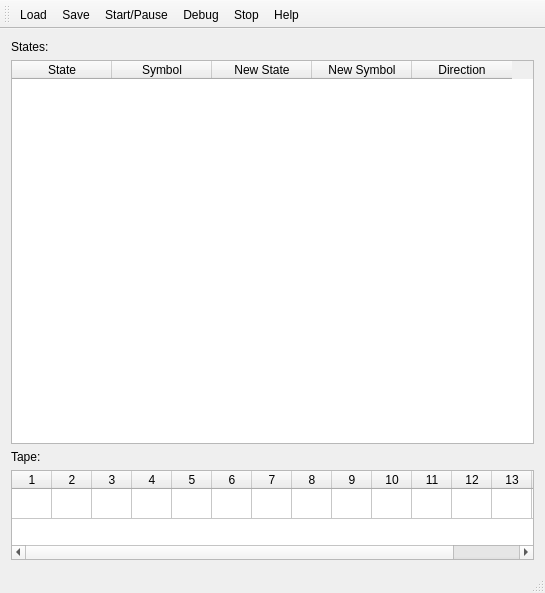
aizenbit/Mary-s-Turinga, file mainwindow.ui: the form before one commit.
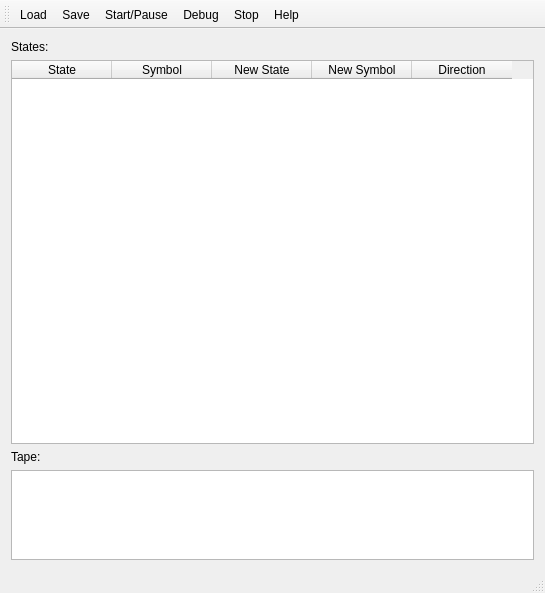
The form after the commit.

Commit message: implemented initial tape cell; working on start function

What changed in the file:
```diff
--- a/mainwindow.ui
+++ b/mainwindow.ui
@@ -117,7 +117,7 @@
          <number>1</number>
         </property>
         <property name="columnCount">
-         <number>15</number>
+         <number>0</number>
         </property>
         <attribute name="horizontalHeaderDefaultSectionSize">
          <number>40</number>
@@ -132,21 +132,6 @@
          <bool>false</bool>
         </attribute>
         <row/>
-        <column/>
-        <column/>
-        <column/>
-        <column/>
-        <column/>
-        <column/>
-        <column/>
-        <column/>
-        <column/>
-        <column/>
-        <column/>
-        <column/>
-        <column/>
-        <column/>
-        <column/>
        </widget>
       </item>
      </layout>
```
Left out of the diff: 8 changed lines with no effect on the pictures. The commit also changes 2 other files.
